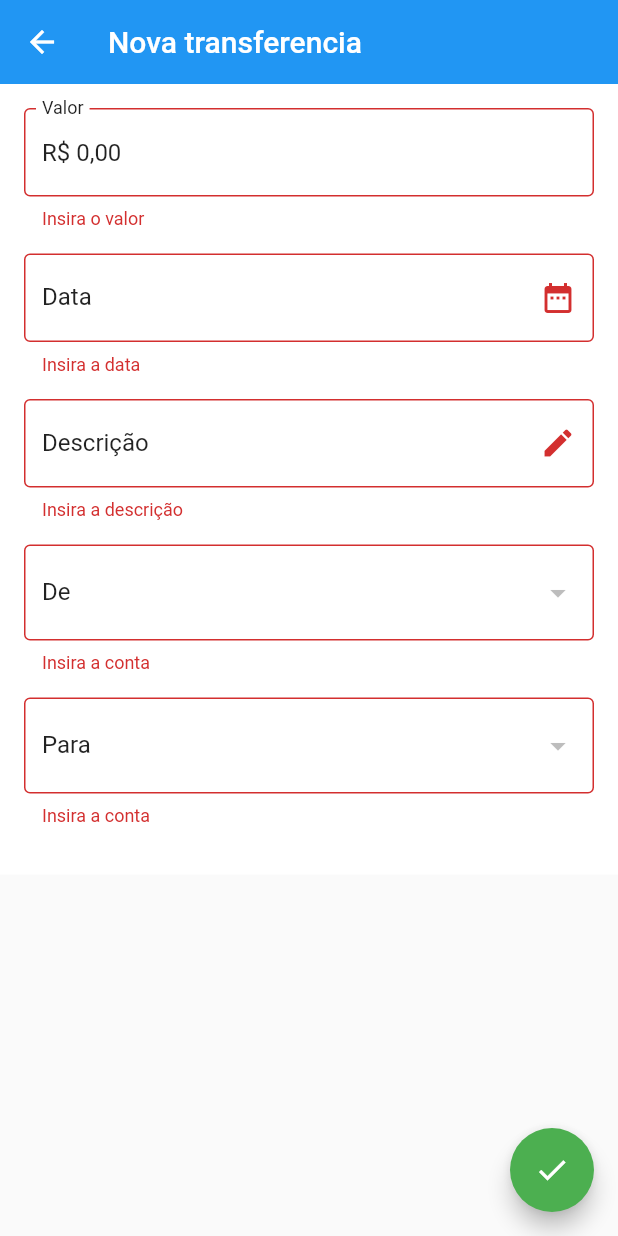
After one commit to joao1559/bill_app, a Flutter app: the CadastroTransferencia screen opened directly, after a tap on the "check" icon, on a phone screen of 412 x 824 dp. The commit adds this screen. Run offline on Flutter 3.47's test engine with Material 2 defaults, Android fonts, the phone set to English and light mode, and no system bars; our stand-ins replace bottom_navy_bar, charts_flutter, flutter_colorpicker, flutter_masked_text, flutter_speed_dial, liquid_pull_to_refresh and 2 more; missing offline and left inert: dart:ffi, flutter_circular_chart, flutter_iconpicker, loading; accounts and stored records are empty; network calls fail.

Commit message:
Adding new money transfer screen

```diff
--- /dev/null
+++ b/lib/ui/screens/cadastro_transferencia.dart
@@ -0,0 +1,296 @@
+import 'dart:convert';
+import 'dart:io';
+import 'package:flutter/material.dart';
+import 'package:flutter_masked_text/flutter_masked_text.dart';
+import 'package:intl/intl.dart';
+import 'package:shared_preferences/shared_preferences.dart';
+import 'package:http/http.dart' as http;
+
+class CadastroTransferencia extends StatefulWidget {
+  @override
+  _CadastroTransferenciaState createState() => _CadastroTransferenciaState();
+}
+
+class _CadastroTransferenciaState extends State<CadastroTransferencia> {
+  List<DropdownMenuItem<Map<dynamic, dynamic>>> _accountItems = [];
+  GlobalKey<FormState> _formKey = GlobalKey<FormState>();
+  GlobalKey<ScaffoldState> _scaffoldKey = GlobalKey<ScaffoldState>();
+  Map _selectedAccountDe;
+  Map _selectedAccountPara;
+  String _token;
+
+  final _valorController = new MoneyMaskedTextController(
+      decimalSeparator: ',', thousandSeparator: '.', leftSymbol: 'R\$ ');
+  final _dateController = new MaskedTextController(mask: '00/00/0000');
+  final _descricaoController = new TextEditingController();
+
+  _getToken() async {
+    final SharedPreferences prefs = await SharedPreferences.getInstance();
+    _token = prefs.getString('token');
+  }
+
+  _getAccounts() async {
+    http.Response response;
+
+    response = await http.get(
+        'https://bill-financial-assistant-api.herokuapp.com/accounts?active=true',
+        headers: {HttpHeaders.authorizationHeader: 'Bearer ' + _token});
+
+    var body = utf8.decode(response.bodyBytes);
+    var res = json.decode(body);
+
+    for (var account in res['content']['accounts']) {
+      _accountItems.add(
+        DropdownMenuItem(
+          value: account,
+          child: Text(account['title']),
+        ),
+      );
+    }
+
+    setState(() {});
+  }
+
+  Future<Map> _submit() async {
+    var value = _valorController.numberValue;
+    var dateList = _dateController.text.split('/');
+    var date = dateList.reversed.join('-');
+
+    http.Response response = await http.post(
+      'https://bill-financial-assistant-api.herokuapp.com/transactions',
+      headers: <String, String>{
+        'Content-Type': 'application/json; charset=UTF-8',
+        'authorization': 'Bearer ' + _token
+      },
+      body: jsonEncode(<String, dynamic>{
+        "accountID": _selectedAccountDe['id'],
+        "value": value,
+        "description": _descricaoController.text,
+        "date": date
+      }),
+    );
+
+    return json.decode(response.body);
+  }
+
+  @override
+  void initState() {
+    super.initState();
+
+    _getToken().then((_) {
+      _getAccounts();
+    });
+  }
+
+  _onChangeAccountDe(Map selectedAccount) {
+    setState(() {
+      _selectedAccountDe = selectedAccount;
+    });
+  }
+
+  _onChangeAccountPara(Map selectedAccount) {
+    setState(() {
+      _selectedAccountPara = selectedAccount;
+    });
+  }
+
+  @override
+  Widget build(BuildContext context) {
+    return Scaffold(
+      key: _scaffoldKey,
+      appBar: AppBar(
+        title: Text('Nova transferencia'),
+        backgroundColor: Colors.blue,
+        elevation: 0,
+      ),
+      floatingActionButton: Builder(
+        builder: (context) => FloatingActionButton(
+          child: Icon(
+            Icons.check,
+            color: Colors.white,
+          ),
+          backgroundColor: Colors.green,
+          onPressed: () {
+            if (_formKey.currentState.validate()) {
+              _submit().then((res) {
+                if (res == null) {
+                  return;
+                } else if (res['error'] != null) {
+                  final snackBar = SnackBar(
+                    content: Text(res['message']),
+                  );
+                  _scaffoldKey.currentState.showSnackBar(snackBar);
+                } else {
+                  final snackBar = SnackBar(
+                    content: Text('Transação criada com sucesso!'),
+                  );
+
+                  Navigator.pop(context, snackBar);
+                }
+              });
+            }
+          },
+        ),
+      ),
+      body: SingleChildScrollView(
+        child: Container(
+          padding: EdgeInsets.all(16),
+          color: Colors.white,
+          child: Form(
+              key: _formKey,
+              child: Column(
+                children: <Widget>[
+                  Padding(
+                    padding: const EdgeInsets.only(bottom: 16),
+                    child: TextFormField(
+                        keyboardType: TextInputType.number,
+                        controller: _valorController,
+                        decoration: InputDecoration(
+                          helperText: 'Informe o valor transferido',
+                          border: OutlineInputBorder(),
+                          labelText: 'Valor',
+                          labelStyle: TextStyle(color: Colors.black87),
+                        ),
+                        validator: (value) {
+                          var valueParsed = double.parse(value
+                              .replaceAll('R\$ ', '')
+                              .replaceAll('.', '')
+                              .replaceAll(',', '.'));
+
+                          if (valueParsed <= 0) {
+                            return 'Insira o valor';
+                          }
+
+                          return null;
+                        }),
+                  ),
+                  Padding(
+                    padding: const EdgeInsets.only(bottom: 16),
+                    child: TextFormField(
+                        keyboardType: TextInputType.number,
+                        controller: _dateController,
+                        decoration: InputDecoration(
+                          suffixIcon: IconButton(
+                            icon: Icon(Icons.date_range),
+                            onPressed: () {
+                              showDatePicker(
+                                context: context,
+                                initialDate: DateTime.now(),
+                                firstDate: DateTime(2018),
+                                lastDate: DateTime.now(),
+                              ).then((selectedDate) {
+                                if (selectedDate != null) {
+                                  _dateController.text =
+                                      DateFormat('dd/MM/yyyy')
+                                          .format(selectedDate);
+                                }
+                              });
+                            },
+                          ),
+                          helperText: 'Informe a data em que ocorreu o evento',
+                          border: OutlineInputBorder(),
+                          labelText: 'Data',
+                          labelStyle: TextStyle(color: Colors.black87),
+                          hintText: 'Ex: 01/01/2000',
+                          hintStyle: TextStyle(color: Colors.grey),
+                        ),
+                        validator: (value) {
+                          if (value.isEmpty) {
+                            return 'Insira a data';
+                          }
+
+                          return null;
+                        }),
+                  ),
+                  Padding(
+                    padding: const EdgeInsets.only(bottom: 16),
+                    child: TextFormField(
+                        textCapitalization: TextCapitalization.sentences,
+                        controller: _descricaoController,
+                        decoration: InputDecoration(
+                          suffixIcon: Icon(Icons.create),
+                          helperText: 'Informe uma descrição do evento',
+                          border: OutlineInputBorder(),
+                          labelText: 'Descrição',
+                          labelStyle: TextStyle(color: Colors.black87),
+                          hintText: 'Ex: Jantar',
+                          hintStyle: TextStyle(color: Colors.grey),
+                        ),
+                        validator: (value) {
+                          if (value.isEmpty) {
+                            return 'Insira a descrição';
+                          }
+
+                          return null;
+                        }),
+                  ),
+                  Padding(
+                    padding: const EdgeInsets.only(bottom: 16),
+                    child: DropdownButtonFormField(
+                        value: _selectedAccountDe,
+                        onChanged: _onChangeAccountDe,
+                        items: _accountItems,
+                        isDense: true,
+                        decoration: InputDecoration(
+                          prefixIcon: _selectedAccountDe != null
+                              ? Icon(
+                                  IconData(
+                                      int.parse(_selectedAccountDe['icon']),
+                                      fontFamily: 'MaterialIcons'),
+                                  color: Color(
+                                      int.parse(_selectedAccountDe['color'])),
+                                )
+                              : null,
+                          helperText: 'Informe a conta do evento',
+                          border: OutlineInputBorder(),
+                          labelText: 'De',
+                          labelStyle: TextStyle(color: Colors.black87),
+                        ),
+                        validator: (value) {
+                          if (value == null) {
+                            return 'Insira a conta';
+                          }
+
+                          return null;
+                        }),
+                  ),
+                  Padding(
+                    padding: const EdgeInsets.only(bottom: 16),
+                    child: DropdownButtonFormField(
+                        value: _selectedAccountPara,
+                        onChanged: _onChangeAccountPara,
+                        items: _accountItems,
+                        isDense: true,
+                        decoration: InputDecoration(
+                          prefixIcon: _selectedAccountPara != null
+                              ? Icon(
+                                  IconData(
+                                      int.parse(_selectedAccountPara['icon']),
+                                      fontFamily: 'MaterialIcons'),
+                                  color: Color(
+                                      int.parse(_selectedAccountPara['color'])),
+                                )
+                              : null,
+                          helperText: 'Informe a conta do evento',
+                          border: OutlineInputBorder(),
+                          labelText: 'Para',
+                          labelStyle: TextStyle(color: Colors.black87),
+                        ),
+                        validator: (value) {
+                          if (value == null) {
+                            return 'Insira a conta';
+                          }
+
+                          if (value['id'] == _selectedAccountDe['id'])
+                            return 'As contas de origem e destino são iguais';
+
+                          return null;
+                        }),
+                  ),
+                ],
+              )),
+        ),
+      ),
+    );
+  }
+}
--- a/lib/ui/screens/home.dart
+++ b/lib/ui/screens/home.dart
@@ -1,5 +1,6 @@
 import 'package:bill_app/ui/screens/artigos.dart';
 import 'package:bill_app/ui/screens/cadastro_movimentacao.dart';
+import 'package:bill_app/ui/screens/cadastro_transferencia.dart';
 import 'package:bill_app/ui/screens/opcoes/opcoes.dart';
 import 'package:bill_app/ui/screens/resumo.dart';
 import 'package:bill_app/ui/screens/transacoes.dart';
@@ -47,7 +48,18 @@ class _HomeState extends State<Home> {
           ),
           backgroundColor: Colors.lightBlue,
           label: 'Transferência',
-          onTap: () {}),
+          onTap: () {
+            Navigator.push(
+                    context,
+                    MaterialPageRoute(
+                        builder: (context) => CadastroTransferencia()))
+                .then((snackbar) {
+              if (snackbar != null) {
+                _scaffoldKey.currentState.showSnackBar(snackbar);
+              }
+              setState(() {});
+            });
+          }),
       SpeedDialChild(
           child: Icon(
             Icons.trending_up,
```
